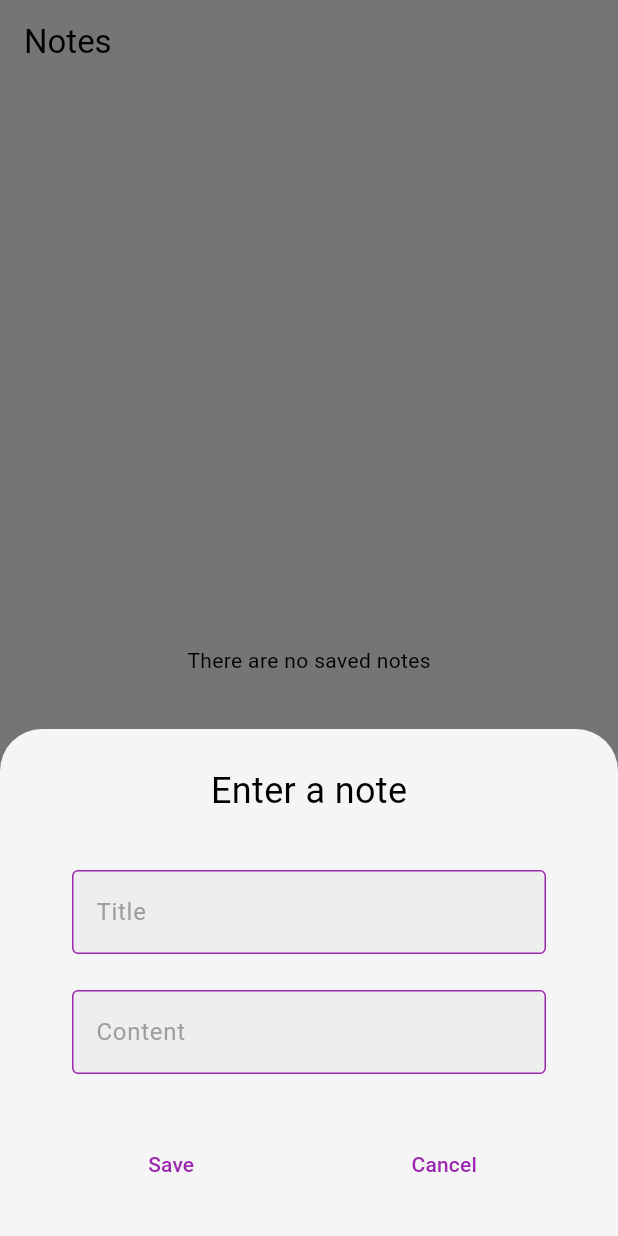
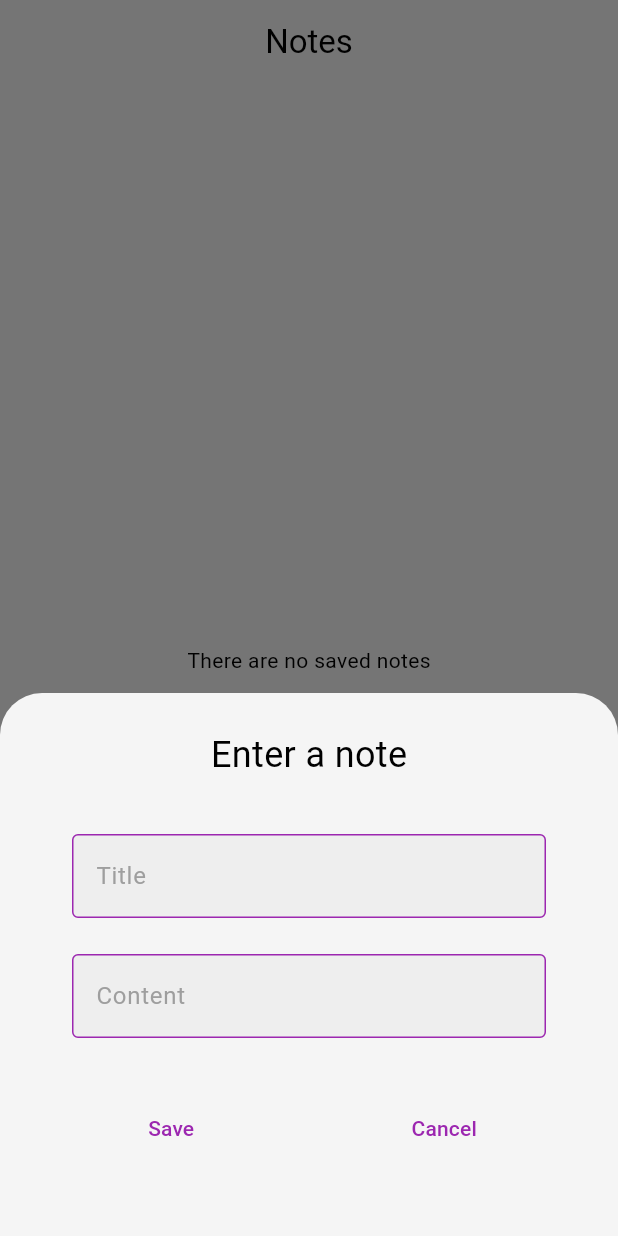
Before and after one commit to mrtanonur/focusnotes, a Flutter app: the NotePage screen opened directly, after a tap on the "add" icon, on a phone screen of 412 x 824 dp. Run offline on Flutter 3.47's test engine with Material 3 defaults, Android fonts, the phone set to English and light mode, and no system bars; our stand-ins replace cloud_firestore, either_dart, firebase_auth, firebase_core, google_sign_in, hive and 2 more; accounts and stored records are empty; generated files the repository leaves out were written again; network calls fail.

Commit message:
feat(widgets): syntax and semantic changes in widgets

```diff
--- a/lib/widgets/focusnotes_appbar.dart
+++ b/lib/widgets/focusnotes_appbar.dart
@@ -27,7 +27,7 @@ class FocusnotesAppBar extends StatelessWidget implements PreferredSizeWidget {
               )
             : null,
         automaticallyImplyLeading: false,
-        title: Text(title),
+        title: Center(child: Text(title)),
         backgroundColor: color,
       );
     } else {
@@ -41,7 +41,7 @@ class FocusnotesAppBar extends StatelessWidget implements PreferredSizeWidget {
               )
             : null,
         automaticallyImplyLeading: false,
-        middle: Text(title),
+        middle: Center(child: Text(title)),
         backgroundColor: color,
       );
     }
--- a/lib/widgets/focusnotes_modal_bottom_sheet.dart
+++ b/lib/widgets/focusnotes_modal_bottom_sheet.dart
@@ -31,7 +31,8 @@ class _FocusNotesModalBottomSheetState
     return Form(
       key: _globalKey,
       autovalidateMode: AutovalidateMode.onUnfocus,
-      child: Padding(
+      child: Container(
+        margin: EdgeInsets.only(bottom: SizeConstants.s24),
         padding: const EdgeInsets.all(SizeConstants.s24),
         child: SingleChildScrollView(
           child: Column(
--- a/lib/widgets/focusnotes_textformfield.dart
+++ b/lib/widgets/focusnotes_textformfield.dart
@@ -30,6 +30,9 @@ class _FocusNotesTextFormfieldState extends State<FocusNotesTextFormfield> {
         vertical: SizeConstants.s12,
       ),
       child: TextFormField(
+        style: const TextStyle(
+          color: Colors.black,
+        ), // styling the color of input which better be always black
         controller: widget.controller,
         obscureText: isShownPassword ? false : widget.obscureText,
         validator: widget.validator,
@@ -58,8 +61,14 @@ class _FocusNotesTextFormfieldState extends State<FocusNotesTextFormfield> {
                     });
                   },
                   icon: isShownPassword
-                      ? Icon(Icons.visibility)
-                      : Icon(Icons.visibility_off),
+                      ? Icon(
+                          Icons.visibility,
+                          color: Theme.of(context).colorScheme.primary,
+                        )
+                      : Icon(
+                          Icons.visibility_off,
+                          color: Theme.of(context).colorScheme.primary,
+                        ),
                 )
               : null,
         ),
```
Also changed, not shown: lib/widgets/focusnotes_note_tile.dart (added, +33 -0 lines).
